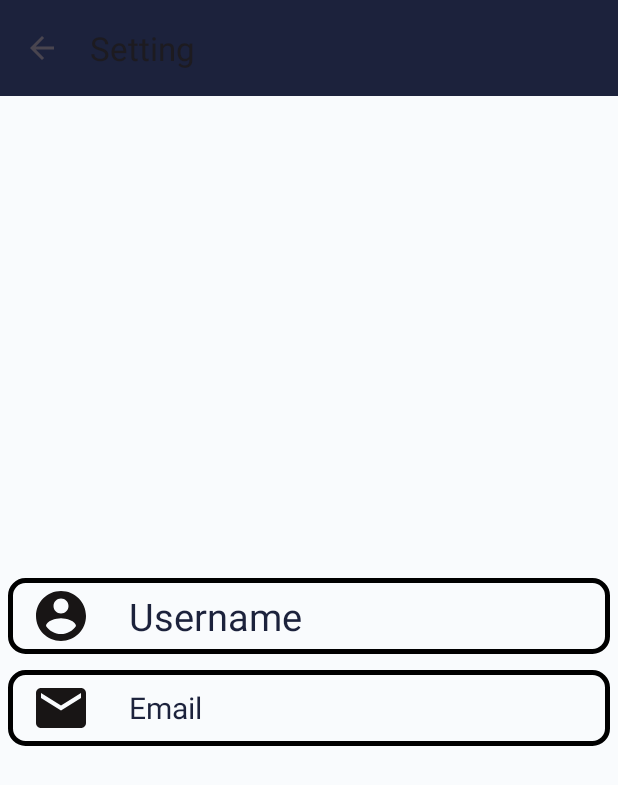
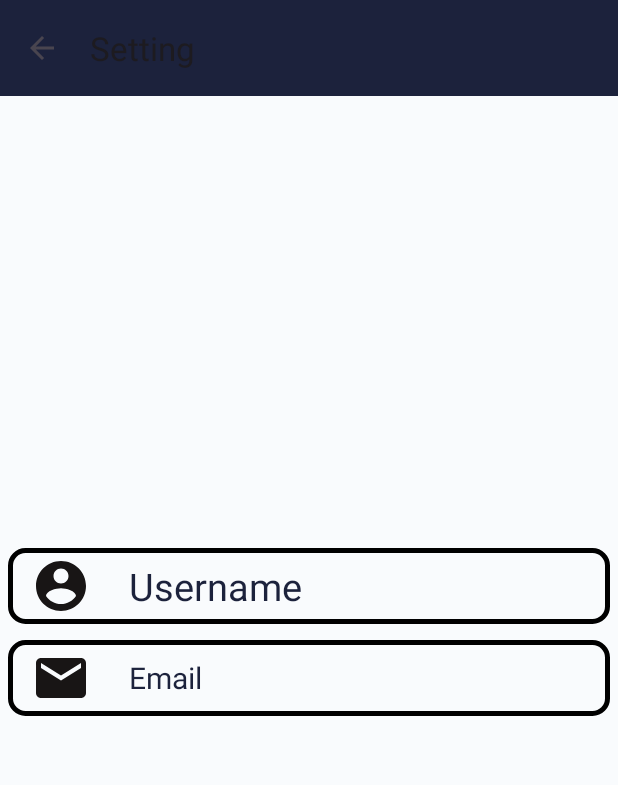
Before and after one commit to SHAHID5640/Chat-App, an Android app: the SettingActivity screen opened directly, with no data from a screen before it, on a phone screen of 412 x 824 dp. Shown: the top 785 px of the screen. Run offline under Robolectric (Android 15) with nearby library versions, the phone set to English and light mode, and no system bars; our stand-ins replace Firebase (no records; nobody signed in at launch, a user with empty details on screens opened directly); libraries missing offline, so code that uses them is left out: com.theartofdev.edmodo; pictures from the network do not load.

Commit message:
Second Commit

```diff
--- a/app/src/main/java/com/example/chatapp/ChatingActivity.kt
+++ b/app/src/main/java/com/example/chatapp/ChatingActivity.kt
@@ -205,7 +205,6 @@ class ChatingActivity : AppCompatActivity() {
             messageTextBody["message"] = chat
             messageTextBody["type"] = "text"
             messageTextBody["from"] = messageSenderID
-            messageTextBody["time"] = messageTime
             val messageBodyDetail = HashMap<String,Any>()
             messageBodyDetail["$messageSenderRef/$messagePushID"] = messageTextBody
             messageBodyDetail["$messageReceiverRef/$messagePushID"] = messageTextBody
--- a/app/src/main/java/com/example/chatapp/MainActivity.kt
+++ b/app/src/main/java/com/example/chatapp/MainActivity.kt
@@ -1,11 +1,13 @@
 package com.example.chatapp
 
+import android.content.ContentValues
 import android.content.Context
 import android.content.Intent
 import android.net.ConnectivityManager
 import android.net.NetworkCapabilities
 import androidx.appcompat.app.AppCompatActivity
 import android.os.Bundle
+import android.util.Log
 import android.view.Menu
 import android.view.MenuItem
 import android.widget.ImageView
@@ -102,7 +104,7 @@ class MainActivity : AppCompatActivity(),FriendListClicked {
             }
 
             override fun onCancelled(error: DatabaseError) {
-                TODO("Not yet implemented")
+                Log.d(ContentValues.TAG,error.toString())
             }
 
         })
--- a/app/src/main/java/com/example/chatapp/SettingActivity.kt
+++ b/app/src/main/java/com/example/chatapp/SettingActivity.kt
@@ -21,7 +21,6 @@ import com.google.firebase.database.DatabaseReference
 import com.google.firebase.database.FirebaseDatabase
 import com.google.firebase.database.ValueEventListener
 import com.google.firebase.storage.FirebaseStorage
-import com.google.firebase.storage.StorageReference
 import com.theartofdev.edmodo.cropper.CropImage
 import com.theartofdev.edmodo.cropper.CropImageView
 
@@ -33,7 +32,6 @@ class SettingActivity : AppCompatActivity() {
     private lateinit var refusers: DatabaseReference
     private lateinit var userImage:ImageView
     private lateinit var userName:TextView
-    private lateinit var userProfileImageRef:StorageReference
     private lateinit var name:String
     private lateinit var userEmail:TextView
     override fun onCreate(savedInstanceState: Bundle?) {
@@ -53,10 +51,9 @@ class SettingActivity : AppCompatActivity() {
         progressBar = findViewById(R.id.setting_progressBar)
         userEmail = findViewById(R.id.userEmail)
 
-
         firebaseUser = FirebaseAuth.getInstance().currentUser!!
         refusers = FirebaseDatabase.getInstance().reference.child("Users").child(firebaseUser.uid)
-        userProfileImageRef = FirebaseStorage.getInstance().reference.child("Profile Images")
+
 
         refusers.addValueEventListener(object :ValueEventListener{
             override fun onDataChange(snapshot: DataSnapshot) {
--- a/app/src/main/java/com/example/chatapp/models/Message.kt
+++ b/app/src/main/java/com/example/chatapp/models/Message.kt
@@ -2,4 +2,4 @@ package com.example.chatapp.models
 
 class Message( var from: String = "",
                var message: String = "",
-               var type: String = "")
+               var type: String = "", )
--- a/app/src/main/java/com/example/chatapp/models/Time.kt
+++ b/app/src/main/java/com/example/chatapp/models/Time.kt
@@ -5,7 +5,7 @@ import java.util.Locale
 
 class Time {
 
-    fun formatTime(timeInMillis: Long): String {
+    fun formatTime(timeInMillis: Long): String? {
         val dateFormat = SimpleDateFormat("HH:mm a", Locale.getDefault())
         return dateFormat.format(timeInMillis)
     }
--- a/app/src/main/res/layout/activity_login.xml
+++ b/app/src/main/res/layout/activity_login.xml
@@ -64,6 +64,8 @@
         android:layout_width="wrap_content"
         android:layout_height="wrap_content"
         android:layout_centerInParent="true"
+        style="?android:attr/progressBarStyle"
+        android:indeterminateTint="@color/black"
         android:visibility="invisible"/>
 
 
--- a/app/src/main/res/layout/activity_register.xml
+++ b/app/src/main/res/layout/activity_register.xml
@@ -72,7 +72,9 @@
         android:layout_width="wrap_content"
         android:layout_height="wrap_content"
         android:layout_centerInParent="true"
-        android:visibility="invisible"/>
+        android:visibility="invisible"
+        style="?android:attr/progressBarStyle"
+        android:indeterminateTint="@color/black"/>
 
 
 </RelativeLayout>
--- a/app/src/main/res/layout/activity_setting.xml
+++ b/app/src/main/res/layout/activity_setting.xml
@@ -35,16 +35,17 @@
         android:id="@+id/setting_progressBar"
         android:layout_width="wrap_content"
         android:layout_height="wrap_content"
+        style="?android:attr/progressBarStyle"
         android:layout_centerHorizontal="true"
         android:layout_marginTop="200dp"
+        android:indeterminateTint="@color/black"
         android:visibility="invisible"/>
 
     <LinearLayout
         android:layout_width="match_parent"
         android:layout_height="wrap_content"
         android:orientation="vertical"
-        android:layout_below="@id/profileImage"
-        android:layout_marginTop="60dp">
+        android:layout_marginTop="360dp">
 
 
         <LinearLayout
--- a/app/src/main/res/layout/chat_item.xml
+++ b/app/src/main/res/layout/chat_item.xml
@@ -17,10 +17,6 @@
         android:layout_marginStart="5dp"
         android:background="@drawable/round_corner"
         android:backgroundTint="#1E88E5"/>
-
-
-
-
 
     <TextView
                 android:id="@+id/right_chat"
```
Also changed, not shown: app/src/main/java/com/example/chatapp/FriendListAdapter.kt (+5 -4 lines).
